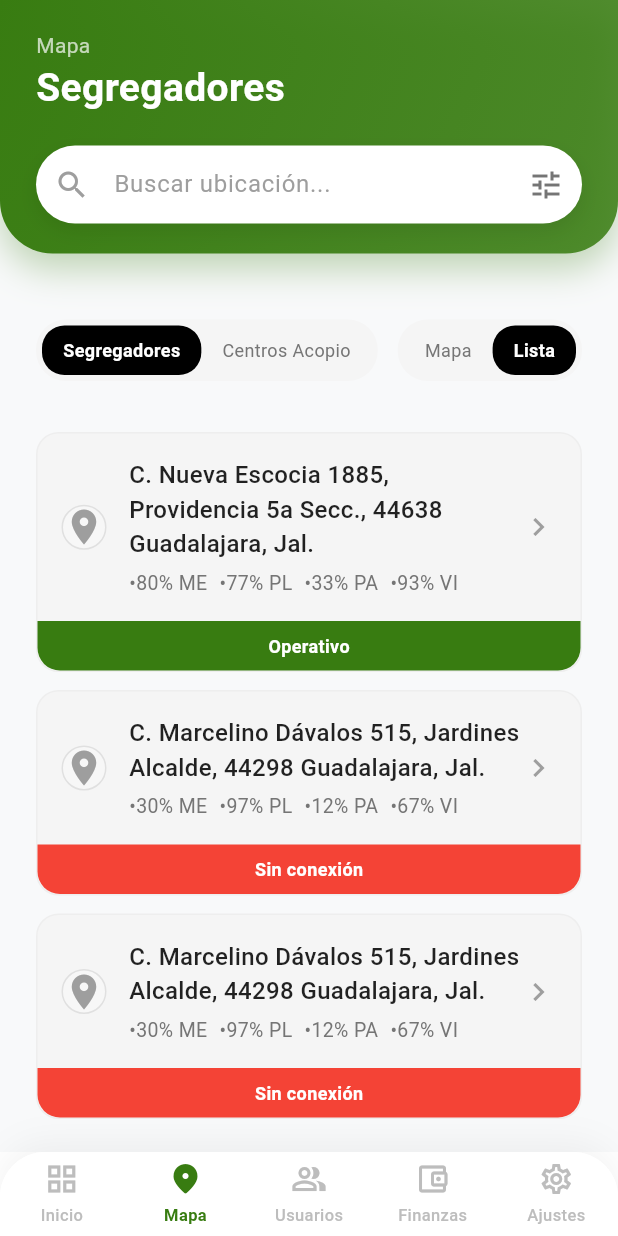
After one commit to Adotal/diakron-admin, a Flutter app: the MapScreen screen opened by its route, after a tap on "Segregadores", after a tap on "Centros Acopio", after a tap on "Mapa", on a phone screen of 412 x 824 dp. The commit adds this screen. Run offline on Flutter 3.47's test engine with Material 3 defaults, Android fonts, the phone set to English and light mode, and no system bars; our stand-ins replace flutter_dotenv, go_router, google_maps_flutter, logger, supabase_flutter; accounts and stored records are empty; network calls fail; Roboto replaces fonts that are missing (Arial).

Commit message:
Map screen created, with filters and search function working (simulated data). ERROR: map does not load.

```diff
--- a/lib/routing/router.dart
+++ b/lib/routing/router.dart
@@ -12,6 +12,8 @@ import 'package:diakron_admin/ui/auth/sigunp/widgets/signup_screen.dart';
 import 'package:diakron_admin/ui/home/view_models/home_viewmodel.dart';
 import 'package:diakron_admin/ui/home/widgets/home_screen.dart';
 import 'package:diakron_admin/ui/main/widgets/main_screen.dart';
+import 'package:diakron_admin/ui/map/view_models/map_viewmodel.dart';
+import 'package:diakron_admin/ui/map/widgets/map_screen.dart';
 import 'package:flutter/material.dart';
 import 'package:go_router/go_router.dart';
 import 'package:provider/provider.dart';
@@ -43,7 +45,13 @@ GoRouter router(AuthRepository authRepository) => GoRouter(
 
         GoRoute(
           path: Routes.map,
-          builder: (_, __) => const Scaffold(body: Center(child: Text("Mapa"))),
+          builder: (context, state){
+            return MapScreen(
+              viewModel: MapViewModel(
+                authRepository: context.read<AuthRepository>(),
+              ),
+            );
+          },
         ),
 
         GoRoute(
--- a/lib/ui/auth/login/widgets/login_screen.dart
+++ b/lib/ui/auth/login/widgets/login_screen.dart
@@ -21,11 +21,11 @@ class LoginScreen extends StatefulWidget {
 class _LoginScreenState extends State<LoginScreen>
     with SingleTickerProviderStateMixin {
   final TextEditingController _email = TextEditingController(
-    text: 'adotal1484@gmail.com',
+    text: 'a22300871@ceti.mx',
   );
 
   final TextEditingController _password = TextEditingController(
-    text: '123456789',
+    text: '12345678',
   );
   bool _isPasswordObscured = true;
   late AnimationController _animationController;
--- /dev/null
+++ b/lib/ui/core/ui/custom_map_header.dart
@@ -0,0 +1,102 @@
+import 'package:diakron_admin/ui/core/themes/colors.dart';
+import 'package:flutter/material.dart';
+
+class CustomMapHeader extends StatelessWidget {
+  final String title;
+  final Widget userAvatar;
+  final Function(String) onSearch;
+
+  const CustomMapHeader({
+    super.key,
+    required this.title,
+    required this.userAvatar,
+    required this.onSearch,
+  });
+
+  @override
+  Widget build(BuildContext context) {
+    final topPadding = MediaQuery.of(context).padding.top;
+
+    return Container(
+      padding: EdgeInsets.fromLTRB(24, topPadding + 10, 24, 20),
+      decoration: BoxDecoration(
+        gradient: LinearGradient(
+          colors: [
+            AppColors.greenDiakron1,
+            AppColors.greenDiakron1.withOpacity(0.85),
+          ],
+          begin: Alignment.topLeft,
+          end: Alignment.bottomRight,
+        ),
+        borderRadius: const BorderRadius.only(
+          bottomLeft: Radius.circular(35),
+          bottomRight: Radius.circular(35),
+        ),
+        boxShadow: [
+          BoxShadow(
+            color: AppColors.greenDiakron1.withOpacity(0.3),
+            blurRadius: 20,
+            offset: const Offset(0, 10),
+          )
+        ],
+      ),
+
+      child: Column(
+        crossAxisAlignment: CrossAxisAlignment.start,
+        children: [
+          const SizedBox(height: 10),
+          // TOP ROW
+          Row(
+            mainAxisAlignment: MainAxisAlignment.spaceBetween,
+            children: [
+              const Text(
+                "Mapa",
+                style: TextStyle(
+                  color: Colors.white70,
+                  fontSize: 14,
+                ),
+              ),
+            ],
+          ),
+          // Title
+          Text(
+            title,
+            style: const TextStyle(
+              color: Colors.white,
+              fontSize: 26,
+              fontWeight: FontWeight.bold,
+            ),
+          ),
+
+          const SizedBox(height: 20),
+
+          /// search
+          Container(
+            decoration: BoxDecoration(
+              color: Colors.white,
+              borderRadius: BorderRadius.circular(30),
+              boxShadow: [
+                BoxShadow(
+                  color: Colors.black.withOpacity(0.08),
+                  blurRadius: 10,
+                  offset: const Offset(0, 5),
+                )
+              ],
+            ),
+            child: TextField(
+              onChanged: onSearch,
+              decoration: InputDecoration(
+                hintText: "Buscar ubicación...",
+                hintStyle: TextStyle(color: Colors.grey.shade500),
+                prefixIcon: const Icon(Icons.search, color: Colors.grey),
+                suffixIcon: Icon(Icons.tune, color: Colors.grey.shade600),
+                border: InputBorder.none,
+                contentPadding: const EdgeInsets.symmetric(vertical: 14),
+              ),
+            ),
+          ),
+        ],
+      ),
+    );
+  }
+}
--- a/lib/ui/home/widgets/home_screen.dart
+++ b/lib/ui/home/widgets/home_screen.dart
@@ -41,7 +41,7 @@ class _HomeScreenState extends State<HomeScreen> {
       backgroundColor: const Color(0xFFF8F9FA),
       body: Column(
         children: [
-          _buildProfessionalHeader(),
+          _buildHeader(),
 
           // scrollable
           Expanded(
@@ -104,7 +104,7 @@ class _HomeScreenState extends State<HomeScreen> {
     );
   }
 
-  Widget _buildProfessionalHeader() {
+  Widget _buildHeader() {
     return Container(
       width: double.infinity,
       padding: const EdgeInsets.only(top: 60, left: 24, right: 24, bottom: 30),
--- /dev/null
+++ b/lib/ui/map/view_models/map_viewmodel.dart
@@ -0,0 +1,155 @@
+import 'package:diakron_admin/data/repositories/auth/auth_repository.dart';
+import 'package:diakron_admin/utils/command.dart';
+import 'package:diakron_admin/utils/result.dart';
+import 'package:flutter/material.dart';
+import 'package:google_maps_flutter/google_maps_flutter.dart';
+
+class LocationData {
+  final String id;
+  final String address;
+  final Map<String, int>? stats;
+  final bool isConnected;
+  final LatLng coordinate;
+  final String? avatarUrl;
+
+  LocationData({
+    required this.id,
+    required this.address,
+    this.stats,
+    required this.isConnected,
+    required this.coordinate,
+    this.avatarUrl,
+  });
+}
+
+class MapViewModel extends ChangeNotifier {
+  //final AuthRepository _authRepository; // IDK
+  MapViewModel({required AuthRepository authRepository}){
+    // _authRepository = authRepository;
+    loadLocations = Command0<void>(_loadLocations);
+    loadLocations.execute();
+  }
+
+  // UI
+  bool _isLoading = false;
+  bool get isLoading => _isLoading;
+
+  bool _isMapSelected = true; // Mapa / Lista
+  bool get isMapSelected => _isMapSelected;
+
+  bool _showSegregadores = true; // Segregadores / Centros de Acopio
+  bool get showSegregadores => _showSegregadores;
+
+  String _searchText = "";
+  String get searchText => _searchText;
+
+  // Mock Data
+  final List<LocationData> _allLocations = [
+    LocationData(
+      id: "seg1",
+      address: "C. Nueva Escocia 1885, Providencia 5a Secc., 44638 Guadalajara, Jal.",
+      stats: {'ME': 80, 'PL': 77, 'PA': 33, 'VI': 93},
+      isConnected: true,
+      coordinate: const LatLng(20.671956, -103.348821),
+    ),
+    LocationData(
+      id: "seg2",
+      address: "C. Marcelino Dávalos 515, Jardines Alcalde, 44298 Guadalajara, Jal.",
+      stats: {'ME': 30, 'PL': 97, 'PA': 12, 'VI': 67},
+      isConnected: false,
+      coordinate: const LatLng(20.671956, -103.348821),
+    ),
+    LocationData(
+      id: "seg2",
+      address: "C. Marcelino Dávalos 515, Jardines Alcalde, 44298 Guadalajara, Jal.",
+      stats: {'ME': 30, 'PL': 97, 'PA': 12, 'VI': 67},
+      isConnected: false,
+      coordinate: const LatLng(20.671956, -103.348821),
+    ),
+    LocationData(
+      id: "seg2",
+      address: "C. Marcelino Dávalos 515, Jardines Alcalde, 44298 Guadalajara, Jal.",
+      stats: {'ME': 30, 'PL': 97, 'PA': 12, 'VI': 67},
+      isConnected: false,
+      coordinate: const LatLng(20.671956, -103.348821),
+    ),
+    LocationData(
+      id: "ca1",
+      address: "Av. Chapultepec Norte 15. Col Americana",
+      isConnected: true,
+      coordinate: const LatLng(20.6766, -103.3663),
+      avatarUrl: 'https://pbs.twimg.com/profile_images/911823928259092480/XP3kMA6y_400x400.jpg',
+    ),
+    LocationData(
+      id: "ca2",
+      address: "Benjamín Romero 95, Vallarta, 44690 Guadalajara, Jal.",
+      isConnected: false,
+      coordinate: const LatLng(20.6766, -103.3663),
+      avatarUrl: 'https://pbs.twimg.com/profile_images/911823928259092480/XP3kMA6y_400x400.jpg',
+    ),
+  ];
+
+  List<LocationData> _filteredLocations = [];
+  List<LocationData> get filteredLocations => _filteredLocations;
+
+  Set<Marker> _markers = {};
+  Set<Marker> get markers => _markers;
+
+  late Command0<void> loadLocations;
+
+  Future<Result<void>> _loadLocations() async {
+    _isLoading = true;
+    notifyListeners();
+    await Future.delayed(const Duration(seconds: 1)); // example
+    _applyFilters();
+    _isLoading = false;
+    notifyListeners();
+    return Result.ok(null);
+  }
+
+  void toggleViewMode() {
+    _isMapSelected = !_isMapSelected;
+    notifyListeners();
+  }
+
+  void toggleLocationType() {
+    _showSegregadores = !_showSegregadores;
+    _applyFilters();
+    notifyListeners();
+  }
+
+  void updateSearchText(String text) {
+    _searchText = text;
+    _applyFilters();
+    notifyListeners();
+  }
+
+  void selectLocation(BuildContext context, LocationData data) {
+    //context.go("${Routes.editLocation}/${data.id}");
+  }
+
+  void _applyFilters() {
+    _filteredLocations = _allLocations.where((loc) {
+      bool isTypeMatch = _showSegregadores ? loc.id.startsWith("seg") : loc.id.startsWith("ca");
+      bool isTextMatch = _searchText.isEmpty || loc.address.toLowerCase().contains(_searchText.toLowerCase());
+      return isTypeMatch && isTextMatch;
+    }).toList();
+    _generateMarkers();
+  }
+
+  void _generateMarkers() {
+    _markers = _filteredLocations.map((loc) {
+      double hue = loc.isConnected ? 120 : 0;
+      return Marker(
+        markerId: MarkerId(loc.id),
+        position: loc.coordinate,
+        icon: BitmapDescriptor.defaultMarkerWithHue(hue),
+        infoWindow: InfoWindow(
+          title: _showSegregadores ? "Segregador" : "Centro de Acopio",
+          snippet: loc.address,
+        ),
+        onTap: () {},
+      );
+    }).toSet();
+  }
+}
--- /dev/null
+++ b/lib/ui/map/widgets/location_card.dart
@@ -0,0 +1,121 @@
+import 'package:diakron_admin/ui/core/themes/colors.dart';
+import 'package:flutter/material.dart';
+
+class LocationCard extends StatelessWidget {
+  final String address;
+  final Map<String, int>? stats;
+  final bool isConnected;
+  final String? avatarUrl;
+  final VoidCallback onTap;
+
+  const LocationCard({
+    super.key,
+    required this.address,
+    this.stats,
+    required this.isConnected,
+    this.avatarUrl,
+    required this.onTap,
+  });
+
+  @override
+  Widget build(BuildContext context) {
+    final statusColor = isConnected ? AppColors.greenDiakron1 : Colors.red;
+    final statusText = isConnected ? "Operativo" : "Sin conexión";
+
+    return Material(
+      color: Colors.transparent,
+      child: InkWell(
+        onTap: onTap,
+        borderRadius: BorderRadius.circular(15),
+        child: Container(
+          decoration: BoxDecoration(
+            color: Colors.grey.shade100,
+            borderRadius: BorderRadius.circular(15),
+            border: Border.all(color: Colors.grey.shade200),
+          ),
+          child: Column(
+            children: [
+              // Data
+              Padding(
+                padding: const EdgeInsets.all(16.0),
+                child: Row(
+                  children: [
+                    Container(
+                      width: 30,
+                      height: 30,
+                      decoration: BoxDecoration(
+                        color: Colors.white24,
+                        shape: BoxShape.circle,
+                        border: Border.all(color: Colors.grey.shade300),
+                      ),
+                      child: avatarUrl != null
+                          ? Image.network(avatarUrl!, fit: BoxFit.cover)
+                          : const Icon(Icons.location_on, size: 28, color: Colors.grey),
+                    ),
+                    const SizedBox(width: 15),
+
+                    // Stats Address
+                    Expanded(
+                      child: Column(
+                        crossAxisAlignment: CrossAxisAlignment.start,
+                        children: [
+                          Text(
+                            address,
+                            style: const TextStyle(
+                              fontSize: 16,
+                              fontWeight: FontWeight.w500,
+                              color: Colors.black87,
+                            ),
+                          ),
+                          const SizedBox(height: 5),
+                          Row(
+                            children: stats?.entries.map((entry) {
+                              return Padding(
+                                padding: const EdgeInsets.only(right: 8),
+                                child: Text(
+                                  "•${entry.value}% ${entry.key}",
+                                  style: TextStyle(
+                                    fontSize: 13,
+                                    color: Colors.grey.shade600,
+                                  ),
+                                ),
+                              );
+                            }).toList() ?? [],
+                          ),
+                        ],
+                      ),
+                    ),
+                    const Icon(Icons.chevron_right, color: Colors.grey),
+                  ],
+                ),
+              ),
+
+              // Status bar
+              Container(
+                width: double.infinity,
+                padding: const EdgeInsets.symmetric(vertical: 8),
+                decoration: BoxDecoration(
+                  color: statusColor,
+                  borderRadius: const BorderRadius.only(
+                    bottomLeft: Radius.circular(15),
+                    bottomRight: Radius.circular(15),
+                  ),
+                ),
+                child: Center(
+                  child: Text(
+                    statusText,
+                    style: const TextStyle(
+                      color: Colors.white,
+                      fontWeight: FontWeight.bold,
+                      fontSize: 12,
+                    ),
+                  ),
+                ),
+              ),
+            ],
+          ),
+        ),
+      ),
+    );
+  }
+}
--- /dev/null
+++ b/lib/ui/map/widgets/map_controls.dart
@@ -0,0 +1,85 @@
+import 'package:flutter/material.dart';
+
+class MapControls extends StatelessWidget {
+  final bool isMapSelected;
+  final bool showSegregadores;
+  final VoidCallback onToggleViewMode;
+  final VoidCallback onToggleLocationType;
+
+  const MapControls({
+    super.key,
+    required this.isMapSelected,
+    required this.showSegregadores,
+    required this.onToggleViewMode,
+    required this.onToggleLocationType,
+  });
+
+  @override
+  Widget build(BuildContext context) {
+    return Column(
+      children: [
+        const SizedBox(height: 20),
+        Row(
+          mainAxisAlignment: MainAxisAlignment.spaceBetween,
+          children: [
+            _buildSegmentedSwitch(
+              isSelected: showSegregadores,
+              onToggle: onToggleLocationType,
+              label1: 'Segregadores',
+              label2: 'Centros Acopio',
+            ),
+
+            _buildSegmentedSwitch(
+              isSelected: isMapSelected,
+              onToggle: onToggleViewMode,
+              label1: 'Mapa',
+              label2: 'Lista',
+            ),
+          ],
+        ),
+      ],
+    );
+  }
+
+  Widget _buildSegmentedSwitch({
+    required bool isSelected,
+    required VoidCallback onToggle,
+    required String label1,
+    required String label2,
+  }) {
+    return Container(
+      padding: const EdgeInsets.all(4),
+      decoration: BoxDecoration(
+        color: Colors.grey.shade100,
+        borderRadius: BorderRadius.circular(20),
+      ),
+      child: Row(
+        children: [
+          _buildTabButton(label1, isSelected, onToggle),
+          _buildTabButton(label2, !isSelected, onToggle),
+        ],
+      ),
+    );
+  }
+
+  Widget _buildTabButton(String text, bool isSelected, VoidCallback onTap) {
+    return GestureDetector(
+      onTap: onTap,
+      child: Container(
+        padding: const EdgeInsets.symmetric(horizontal: 14, vertical: 8),
+        decoration: BoxDecoration(
+          color: isSelected ? Colors.black : Colors.transparent,
+          borderRadius: BorderRadius.circular(15),
+        ),
+        child: Text(
+          text,
+          style: TextStyle(
+            color: isSelected ? Colors.white : Colors.grey.shade600,
+            fontSize: 12,
+            fontWeight: isSelected ? FontWeight.bold : FontWeight.normal,
+          ),
+        ),
+      ),
+    );
+  }
+}
--- /dev/null
+++ b/lib/ui/map/widgets/map_screen.dart
@@ -0,0 +1,128 @@
+import 'package:diakron_admin/ui/core/ui/custom_map_header.dart';
+import 'package:diakron_admin/ui/map/view_models/map_viewmodel.dart';
+import 'package:diakron_admin/ui/map/widgets/location_card.dart';
+import 'package:diakron_admin/ui/map/widgets/map_controls.dart';
+import 'package:flutter/material.dart';
+import 'package:google_maps_flutter/google_maps_flutter.dart';
+
+class MapScreen extends StatefulWidget {
+  const MapScreen({super.key, required this.viewModel});
+  final MapViewModel viewModel;
+
+  @override
+  State<StatefulWidget> createState() => _MapScreenState();
+}
+
+class _MapScreenState extends State<MapScreen> {
+  @override
+  Widget build(BuildContext context) {
+    return Scaffold(
+      backgroundColor: const Color(0xFFF8F9FA),
+      body: ListenableBuilder(
+        listenable: widget.viewModel,
+        builder: (context, _) {
+          return Column(
+            children: [
+              CustomMapHeader(
+                title: widget.viewModel.showSegregadores
+                    ? "Segregadores"
+                    : "Centros de Acopio",
+                onSearch: (text) => widget.viewModel.updateSearchText(text),
+                userAvatar: const CircleAvatar(
+                  radius: 22,
+                  backgroundColor: Colors.white24,
+                  child: Icon(Icons.person, color: Colors.white),
+                ),
+              ),
+
+              Expanded(
+                child: SafeArea(
+                  top: false,
+                  child: Column(
+                    children: [
+                      Padding(
+                        padding: const EdgeInsets.all(24.0),
+                        child: MapControls(
+                          isMapSelected: widget.viewModel.isMapSelected,
+                          showSegregadores: widget.viewModel.showSegregadores,
+                          onToggleViewMode: () =>
+                              widget.viewModel.toggleViewMode(),
+                          onToggleLocationType: () =>
+                              widget.viewModel.toggleLocationType(),
+                        ),
+                      ),
+
+                      Expanded(
+                        child: Padding(
+                          padding: const EdgeInsets.symmetric(horizontal: 24.0),
+                          child: widget.viewModel.isLoading
+                              ? const Center(child: CircularProgressIndicator())
+                              : widget.viewModel.isMapSelected
+                              ? _buildMapViewWidget()
+                              : _buildLocationListView(),
+                        ),
+                      ),
+
+                      const SizedBox(height: 20),
+                    ],
+                  ),
+                ),
+              ),
+            ],
+          );
+        },
+      ),
+    );
+  }
+
+  // WIDGET: Map
+  Widget _buildMapViewWidget() {
+    return Container(
+      decoration: BoxDecoration(
+        color: Colors.white,
+        borderRadius: BorderRadius.circular(25),
+        boxShadow: [
+          BoxShadow(
+            color: Colors.grey,
+            blurRadius: 10,
+            offset: const Offset(0, 5),
+          ),
+        ],
+      ),
+      child: ClipRRect(
+        borderRadius: BorderRadius.circular(25),
+        child: GoogleMap(
+          initialCameraPosition: const CameraPosition(
+            target: LatLng(20.671956, -103.348821),
+            zoom: 13,
+          ),
+          markers: widget.viewModel.markers,
+          myLocationEnabled: true,
+          mapType: MapType.normal,
+          onTap: (_) {},
+        ),
+      ),
+    );
+  }
+
+  // WIDGET: list
+  Widget _buildLocationListView() {
+    return ListView.builder(
+      padding: const EdgeInsets.only(top: 10),
+      itemCount: widget.viewModel.filteredLocations.length,
+      itemBuilder: (context, index) {
+        final data = widget.viewModel.filteredLocations[index];
+        return Padding(
+          padding: const EdgeInsets.only(bottom: 12),
+          child: LocationCard(
+            address: data.address,
+            stats: data.stats,
+            isConnected: data.isConnected,
+            avatarUrl: data.avatarUrl,
+            onTap: () => widget.viewModel.selectLocation(context, data),
+          ),
+        );
+      },
+    );
+  }
+}
--- a/pubspec.yaml
+++ b/pubspec.yaml
@@ -10,6 +10,7 @@ dependencies:
   flutter:
     sdk: flutter
   flutter_dotenv: ^6.0.0
+  google_maps_flutter: ^2.5.3
   flutter_localizations:
     sdk: flutter
   go_router: ^17.1.0
```
Also changed, not shown: pubspec.lock.
